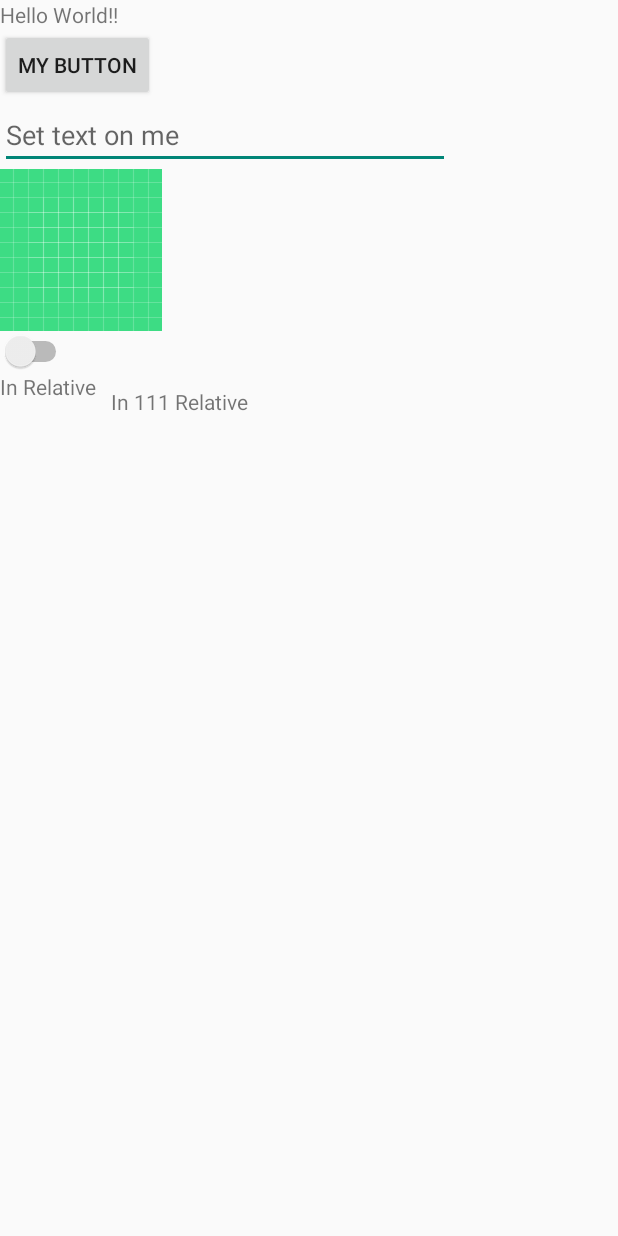
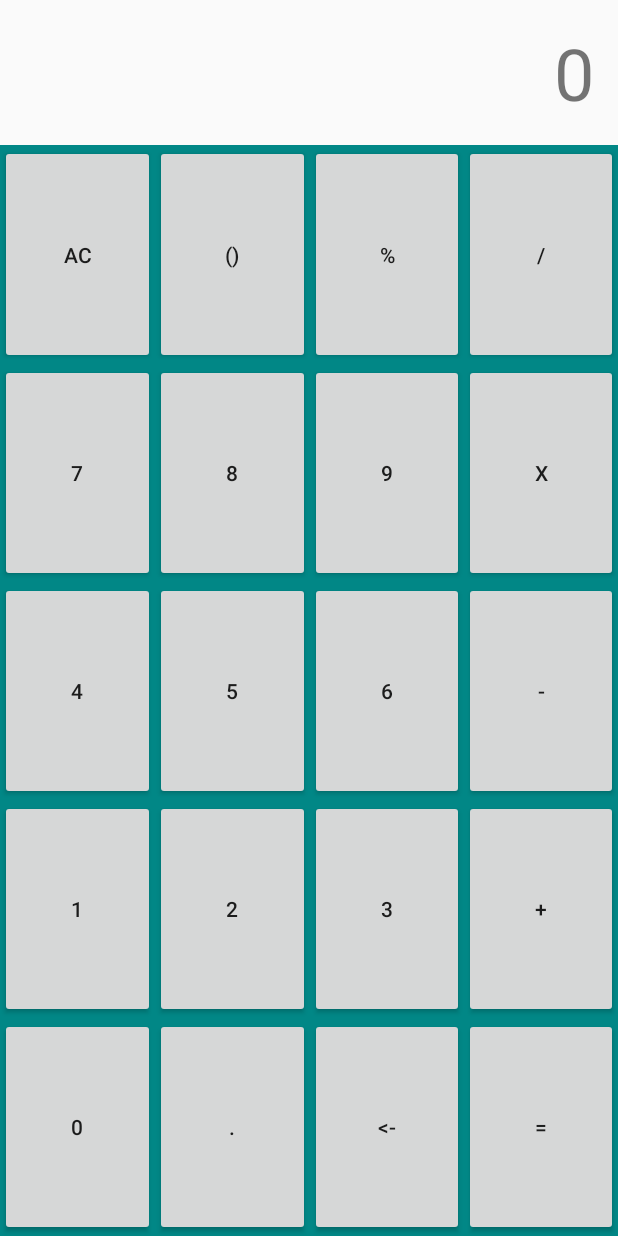
Before and after one commit to abelpujol99/DemoKotlin, an Android app built with Jetpack Compose: the screen it shows after launch (MainActivity), on a phone screen of 412 x 824 dp. Run offline under Robolectric (Android 15) with nearby library versions, the phone set to English and light mode, and no system bars.

```diff
--- /dev/null
+++ b/app/src/main/java/com/example/demokotlin/ButtonsGrid.kt
@@ -0,0 +1,58 @@
+package com.example.demokotlin
+
+import android.content.Context
+import android.widget.Button
+import android.widget.LinearLayout
+
+class ButtonsGrid(val context: Context, val parentLinearLayout: LinearLayout) {
+
+    class ButtonsRow(val context: Context, val parentLinearLayout: LinearLayout){
+
+        private var buttons: MutableList<Button> = mutableListOf();
+        private val linearLayout: LinearLayout = LinearLayout(context);
+
+        init {
+            linearLayout.orientation = LinearLayout.HORIZONTAL;
+            linearLayout.layoutParams = LinearLayout.LayoutParams(
+                LinearLayout.LayoutParams.MATCH_PARENT,
+                LinearLayout.LayoutParams.MATCH_PARENT,
+                1f
+            )
+            linearLayout.setBackgroundColor(context.getColor(R.color.teal_700))
+
+            parentLinearLayout.addView(linearLayout);
+        }
+
+        fun AddButton(text: String) : Button{
+
+            var button = Button(context)
+            button.text = text;
+            button.layoutParams = LinearLayout.LayoutParams(
+                LinearLayout.LayoutParams.MATCH_PARENT,
+                LinearLayout.LayoutParams.MATCH_PARENT,
+                1f
+            )
+            linearLayout.addView(button);
+            buttons.add(button)
+            return button;
+        }
+
+    }
+
+    private var rows: MutableList<ButtonsRow> = mutableListOf();
+
+    fun GetRow(index: Int) : ButtonsRow? {
+
+        if (index >= rows.count() || index < 0){
+            return null;
+        }
+        return rows[index];
+    }
+
+    fun AddRow() : ButtonsRow{
+
+        val buttonRow = ButtonsRow(context, parentLinearLayout);
+        rows.add(buttonRow);
+        return  buttonRow;
+    }
+}
--- a/app/src/main/java/com/example/demokotlin/MainActivity.kt
+++ b/app/src/main/java/com/example/demokotlin/MainActivity.kt
@@ -1,31 +1,119 @@
 package com.example.demokotlin
 
 import android.os.Bundle
-import android.widget.Button
-import android.widget.EditText
+import android.widget.LinearLayout
 import android.widget.TextView
 import androidx.activity.ComponentActivity
-import androidx.activity.compose.setContent
-import androidx.core.widget.doAfterTextChanged
-import androidx.core.widget.doBeforeTextChanged
-
 
 class MainActivity : ComponentActivity() {
 
-    val startText: TextView by lazy { findViewById(R.id.startScreenText) }
-    val startButton: Button by lazy { findViewById(R.id.startScreenButton) }
-    val startEditText: EditText by lazy { findViewById(R.id.startScreenEditText) }
+    val result: TextView by lazy { findViewById(R.id.result) }
+    val buttonsContainer: LinearLayout by lazy { findViewById(R.id.buttons_container) }
 
-    var counter = 0
+    enum class Operation(private val operation: (a: Int, b:Int) -> Int, val operationCharacter : String){
+        Add({a, b -> a + b}, " + "),
+        Sub({a, b -> a - b}, " - "),
+        Mul({a, b -> a * b}, " x "),
+        Div({a, b -> a / b}, " / ");
 
+        public fun Operate(a: Int, b : Int) : Int {
+            return this.operation(a, b);
+        }
+    }
+
+    var A : Int? = null;
+    var B : Int? = null;
+    var operation : Operation? = null;
 
     override fun onCreate(savedInstanceState: Bundle?) {
         super.onCreate(savedInstanceState)
         setContentView(R.layout.start_screen)
 
-        startButton.setOnClickListener{
-            counter++
-            startText.text = "holi $counter"
+        val buttonsGrid = ButtonsGrid(this, buttonsContainer);
+
+        var names: MutableList<MutableList<String>> = mutableListOf()
+
+        names.add(mutableListOf("AC", "()", "%", "/"))
+        names.add(mutableListOf("7", "8", "9", "X"))
+        names.add(mutableListOf("4", "5", "6", "-"))
+        names.add(mutableListOf("1", "2", "3", "+"))
+        names.add(mutableListOf("0", ".", "<-", "="))
+
+        for (i in names.indices){
+            val row = buttonsGrid.AddRow();
+
+            for (j in names[i].indices){
+                val button = row.AddButton(names[i][j]);
+
+                button.setOnClickListener{
+                    when(names[i][j]){
+                        "AC" -> {
+                            A = null;
+                            B = null;
+                            operation = null;
+                            result.text = "0";
+                        }
+
+                        "0", "1", "2", "3", "4", "5", "6", "7", "8", "9" -> {
+                            NumberPress(names[i][j].toInt())
+                        }
+
+                        "+" -> {
+                            OperationPress(Operation.Add)
+                        }
+                        "-" -> {
+                            OperationPress(Operation.Sub)
+                        }
+                        "X" -> {
+                            OperationPress(Operation.Mul)
+                        }
+                        "/" -> {
+                            OperationPress(Operation.Div)
+                        }
+                        "=" -> {
+                            A?.let { a ->
+                                B?.let { b ->
+                                    val resultNum = operation?.Operate(a, b);
+                                    result.text = resultNum.toString();
+                                    A = resultNum;
+                                    B = null;
+                                    operation = null;
+                                }
+                            }
+                        }
+
+                    }
+                }
+            }
+        }
+    }
+
+    fun NumberPress(num : Int){
+        if (operation == null){
+            //Cosas de A
+            A?.let { a ->
+                A = (a * 10) + num
+            } ?: run {
+                A = num;
+            }
+            result.text = A.toString()
+        }
+        else
+        {
+            //Cosas de B
+            B?.let { b ->
+                B = (b * 10) + num
+            } ?: run {
+                B = num;
+            }
+            result.text = A.toString() + operation?.operationCharacter + B.toString();
+        }
+    }
+
+    fun OperationPress(operation: Operation){
+        if (A != null && B == null){
+            this.operation = operation;
+            result.text = A.toString() + operation?.operationCharacter;
         }
     }
 }
--- a/app/src/main/res/layout/start_screen.xml
+++ b/app/src/main/res/layout/start_screen.xml
@@ -5,61 +5,24 @@
     android:orientation="vertical">
 
     <TextView
-        android:id="@+id/startScreenText"
-        android:layout_width="wrap_content"
+        android:id="@+id/result"
+        android:layout_width="match_parent"
         android:layout_height="wrap_content"
-        android:text="Hello World!!">
+        android:text="0"
+        android:textSize="@dimen/text_size_mid"
+        android:textAlignment="viewEnd"
+        android:padding="@dimen/padding_normal">
+
     </TextView>
 
-    <Button
-        android:id="@+id/startScreenButton"
-        android:layout_width="wrap_content"
-        android:layout_height="wrap_content"
-        android:text="My Button">
-    </Button>
+    <LinearLayout
+        android:id="@+id/buttons_container"
+        android:layout_width="match_parent"
+        android:layout_height="match_parent"
+        android:background="@color/primary"
+        android:orientation="vertical">
 
-    <EditText
-        android:id="@+id/startScreenEditText"
-        android:layout_width="wrap_content"
-        android:layout_height="wrap_content"
-        android:width="300dp"
-        android:hint="Set text on me">
-    </EditText>
+    </LinearLayout>
 
-    <ImageView
-        android:id="@+id/startScreenImageView"
-        android:layout_width="wrap_content"
-        android:layout_height="wrap_content"
-        android:src="@drawable/ic_launcher_background">
-    </ImageView>
-
-    <Switch
-        android:layout_width="wrap_content"
-        android:layout_height="wrap_content">
-
-    </Switch>
-
-    <RelativeLayout
-        android:layout_width="wrap_content"
-        android:layout_height="wrap_content"
-        android:minWidth="400dp"
-        android:minHeight="400dp">
-
-        <TextView
-            android:id="@+id/r1"
-            android:layout_width="wrap_content"
-            android:layout_height="wrap_content"
-            android:text="In Relative">
-        </TextView>
-
-        <TextView
-            android:layout_width="wrap_content"
-            android:layout_height="wrap_content"
-            android:text="In 111 Relative"
-            android:layout_toEndOf="@+id/r1"
-            android:layout_margin="10dp">
-        </TextView>
-
-    </RelativeLayout>
 
 </LinearLayout>
--- a/app/src/main/res/values/colors.xml
+++ b/app/src/main/res/values/colors.xml
@@ -7,4 +7,5 @@
     <color name="teal_700">#FF018786</color>
     <color name="black">#FF000000</color>
     <color name="white">#FFFFFFFF</color>
+    <color name="primary">#00FF88</color>
 </resources>
--- /dev/null
+++ b/app/src/main/res/values/dimens.xml
@@ -0,0 +1,6 @@
+<?xml version="1.0" encoding="utf-8"?>
+<resources>
+    <dimen name="padding_normal">16dp</dimen>
+
+    <dimen name="text_size_mid">48dp</dimen>
+</resources>
```
